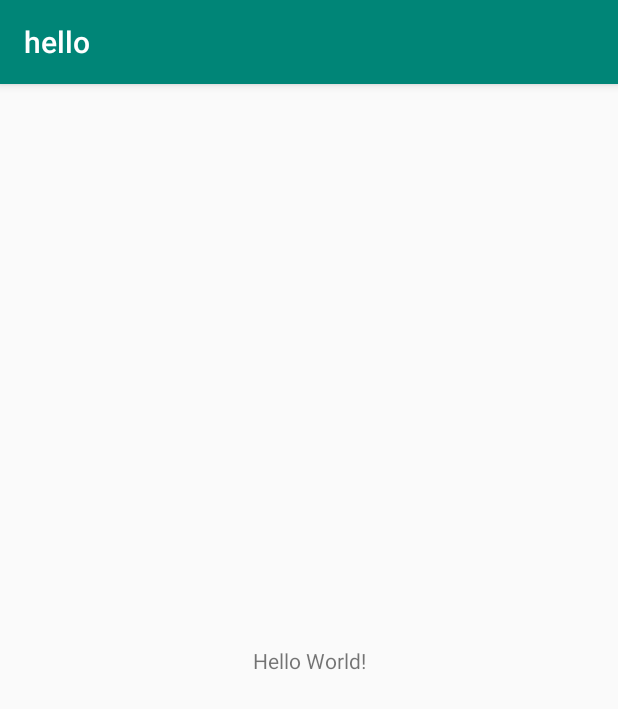
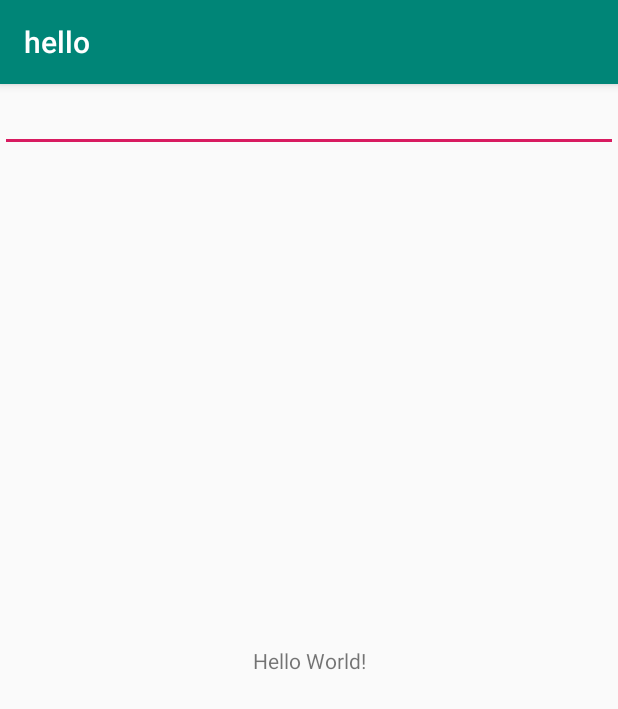
Before and after one commit to teha007/NewComputer, an Android app: the screen it shows after launch (MainActivity), on a phone screen of 412 x 824 dp. Shown: the top 709 px of the screen. Run offline under Robolectric (Android 15) with nearby library versions, the phone set to English and light mode, and no system bars.

Commit message:
chosangho 1번째 커밋

```diff
--- a/app/src/main/res/layout/activity_main.xml
+++ b/app/src/main/res/layout/activity_main.xml
@@ -15,4 +15,9 @@
         app:layout_constraintRight_toRightOf="parent"
         app:layout_constraintTop_toTopOf="parent" />
 
+    <EditText
+        android:layout_width="match_parent"
+        android:layout_height="wrap_content"
+        tools:ignore="MissingConstraints" />
+
 </androidx.constraintlayout.widget.ConstraintLayout>
```
